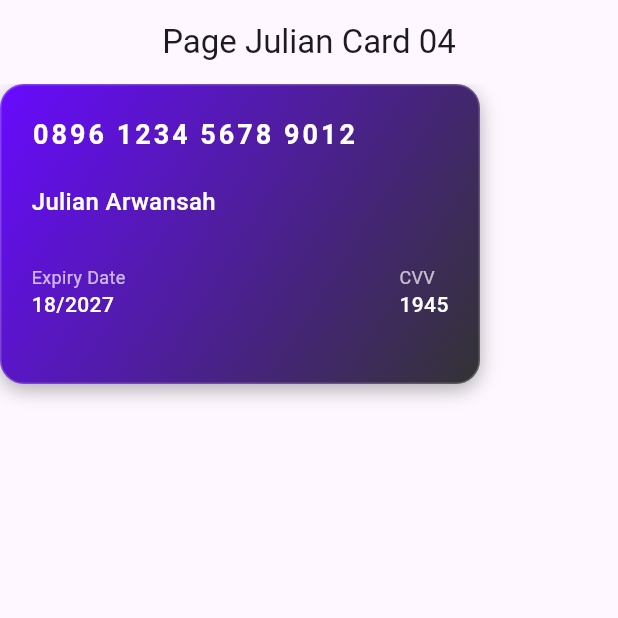
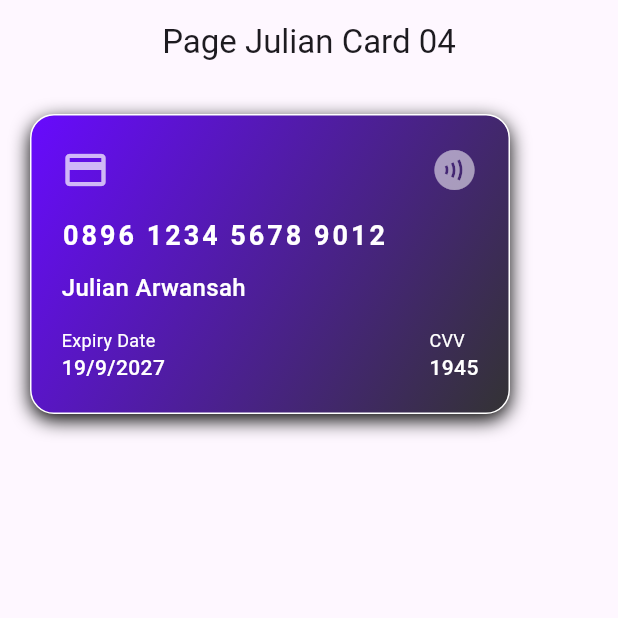
Before and after one commit to Julianarwansah/tugas_week_8_1123150112, a Flutter app: the screen it shows after launch, on a phone screen of 412 x 824 dp, the top half of it. Run offline on Flutter 3.47's test engine with Material 3 defaults, Android fonts, the phone set to English and light mode, and no system bars.

Commit message:
menambahkan icon card dan contacles

```diff
--- a/lib/pages/page_card_04.dart
+++ b/lib/pages/page_card_04.dart
@@ -11,6 +11,7 @@ class JulPageCard04 extends StatelessWidget {
         centerTitle: true,
       ),
       body: SingleChildScrollView(
+        padding: const EdgeInsets.all(20),
         child: Column(
           children: [
             Container(
@@ -29,12 +30,12 @@ class JulPageCard04 extends StatelessWidget {
                   ],
                 ),
                 border: Border.all(
-                  color: Colors.white.withValues(alpha: 0.2),
+                  color: Colors.white.withValues(alpha: 51),
                   width: 1,
                 ),
                 boxShadow: [
                   BoxShadow(
-                    color: Colors.black.withValues(alpha: 0.3),
+                    color: Colors.black.withValues(alpha: 77),
                     blurRadius: 10,
                     offset: const Offset(0, 4),
                   ),
@@ -42,8 +43,19 @@ class JulPageCard04 extends StatelessWidget {
               ),
               child: Column(
                 crossAxisAlignment: CrossAxisAlignment.start,
+                mainAxisAlignment: MainAxisAlignment.spaceBetween,
                 children: [
-                  const Text(
+                  Row(
+                    mainAxisAlignment: MainAxisAlignment.spaceBetween,
+                    children: const [
+                      Icon(Icons.credit_card, color: Colors.white70, size: 32),
+                      Icon(Icons.contactless, color: Colors.white54, size: 32),
+                    ],
+                  ),
+                  Column(
+                    crossAxisAlignment: CrossAxisAlignment.start,
+                    children: const [
+                      Text(
                         '0896 1234 5678 9012',
                         style: TextStyle(
                           color: Colors.white,
@@ -52,8 +64,8 @@ class JulPageCard04 extends StatelessWidget {
                           letterSpacing: 2,
                         ),
                       ),
-                  const SizedBox(height: 20),
-                  const Text(
+                      SizedBox(height: 10),
+                      Text(
                         'Julian Arwansah',
                         style: TextStyle(
                           color: Colors.white,
@@ -61,7 +73,8 @@ class JulPageCard04 extends StatelessWidget {
                           fontWeight: FontWeight.w500,
                         ),
                       ),
-                  const SizedBox(height: 30),
+                    ],
+                  ),
                   Row(
                     mainAxisAlignment: MainAxisAlignment.spaceBetween,
                     children: [
@@ -71,12 +84,12 @@ class JulPageCard04 extends StatelessWidget {
                           Text(
                             'Expiry Date',
                             style: TextStyle(
-                              color: Colors.white.withValues(alpha: 0.7),
+                              color: Colors.white.withValues(alpha: 179),
                               fontSize: 12,
                             ),
                           ),
                           const Text(
-                            '18/2027',
+                            '19/9/2027',
                             style: TextStyle(
                               color: Colors.white,
                               fontSize: 14,
@@ -91,7 +104,7 @@ class JulPageCard04 extends StatelessWidget {
                           Text(
                             'CVV',
                             style: TextStyle(
-                              color: Colors.white.withValues(alpha: 0.7),
+                              color: Colors.white.withValues(alpha: 179),
                               fontSize: 12,
                             ),
                           ),
```
Lines whose indentation alone changed are shown as unchanged.
